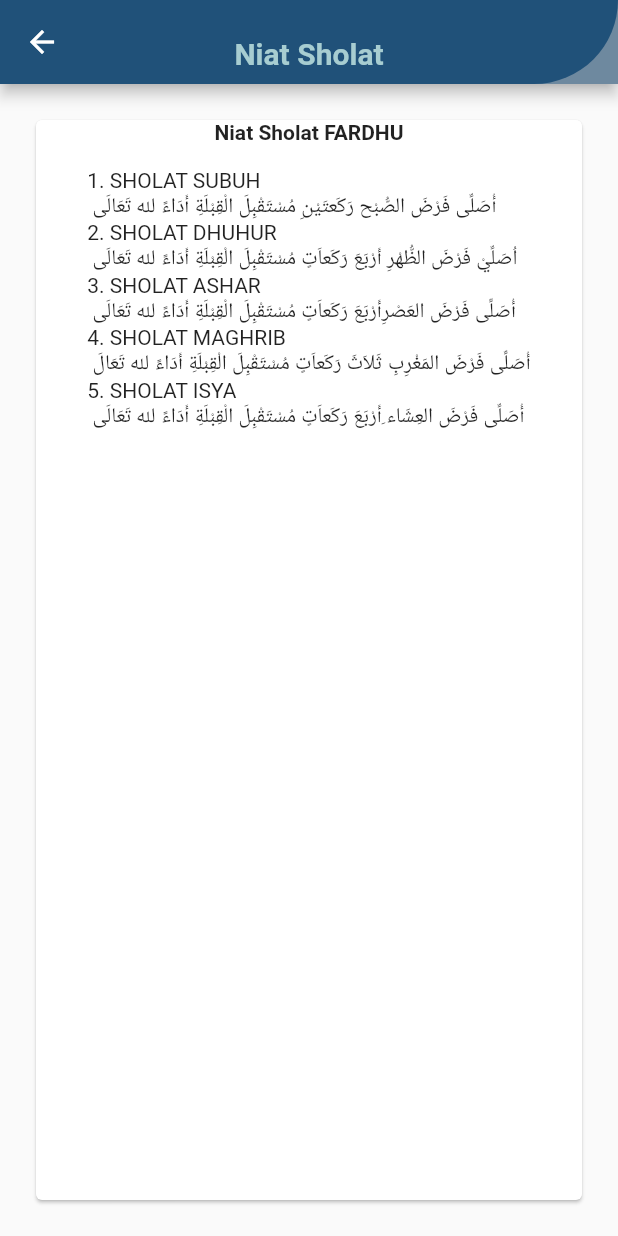
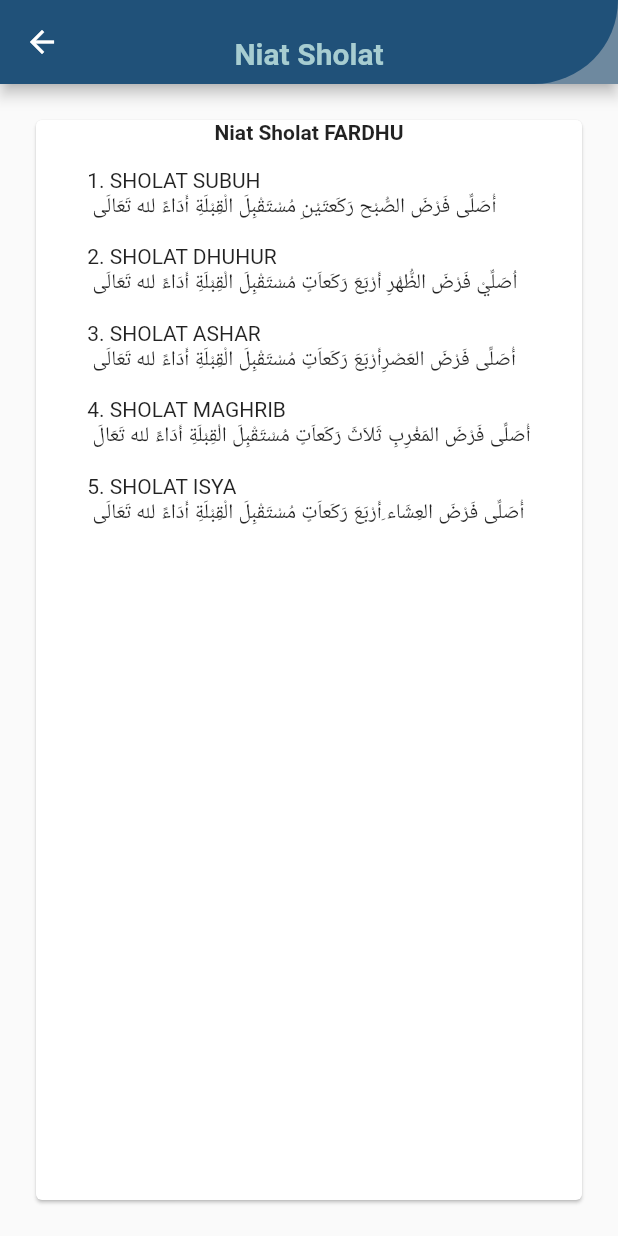
Before and after one commit to AchmadSyahh226/MyTPQ_Mobile, a Flutter app: the NiatSholat screen opened directly, on a phone screen of 412 x 824 dp. Run offline on Flutter 3.47's test engine with Material 2 defaults, Android fonts, the phone set to English and light mode, and no system bars; our stand-ins replace mask_text_input_formatter, open_file, pdf.

Commit message:
menghapus yang eror

```diff
--- a/lib/bukupanduan.dart
+++ b/lib/bukupanduan.dart
@@ -218,7 +218,8 @@ class _DoaAwalState extends State<DoaAwal> {
             ),
           ),
         ),
-        body: Container(
+        body: SingleChildScrollView(
+          child: Container(
             padding: const EdgeInsets.all(20),
             child: Card(
               child: Center(
@@ -282,6 +283,7 @@ class _DoaAwalState extends State<DoaAwal> {
                 ),
               ),
             ),
+          ),
         ));
   }
 }
@@ -337,12 +339,16 @@ class _NiatSholatState extends State<NiatSholat> {
                   Text(
                       "\n1. SHOLAT SUBUH"
                       "\n أُصَلِّى فَرْضَ الصُّبْح رَكَعتَيْنِ مُسْتَقْبِلَ الْقِبْلَةِ أَدَاءً لله تَعَالَى"
+                      "\n"
                       "\n2. SHOLAT DHUHUR"
                       "\n اُصَلِّيْ فَرْضَ الظُّهْرِ أَرْبَعَ رَكَعاَتٍ مُسْتَقْبِلَ الْقِبْلَةِ أَدَاءً لله تَعَالَى"
+                      "\n"
                       "\n3. SHOLAT ASHAR"
                       "\n أُصَلِّى فَرْضَ العَصْرِأَرْبَعَ رَكَعاَتٍ مُسْتَقْبِلَ الْقِبْلَةِ أَدَاءً لله تَعَالَى"
+                      "\n"
                       "\n4. SHOLAT MAGHRIB"
                       "\n أُصَلِّى فَرْضَ المَغْرِبِ ثَلاَثَ رَكَعاَتٍ مُسْتَقْبِلَ الْقِبْلَةِ أَدَاءً لله تَعَالَ"
+                      "\n"
                       "\n5. SHOLAT ISYA"
                       "\n أُصَلِّى فَرْضَ العِشَاء ِأَرْبَعَ رَكَعاَتٍ مُسْتَقْبِلَ الْقِبْلَةِ أَدَاءً لله تَعَالَى",
                       textAlign: TextAlign.left),
--- a/lib/main.dart
+++ b/lib/main.dart
@@ -6,7 +6,6 @@ import 'package:mytpqmobile/spp.dart';
 import 'package:mytpqmobile/tentang.dart';
 
 void main() => runApp(const MaterialApp(
-      debugShowCheckedModeBanner: false,
       home: MyTPQ(),
     ));
 
@@ -126,7 +125,7 @@ class MyMenu2 extends StatelessWidget {
               size: 80,
               color: Colors.grey,
             ),
-            Text("Pembayaran",
+            Text("SPP",
                 style: TextStyle(
                   fontSize: 15,
                   fontWeight: FontWeight.bold,
```
Also changed, not shown: pubspec.lock. Lines whose indentation alone changed are shown as unchanged.
